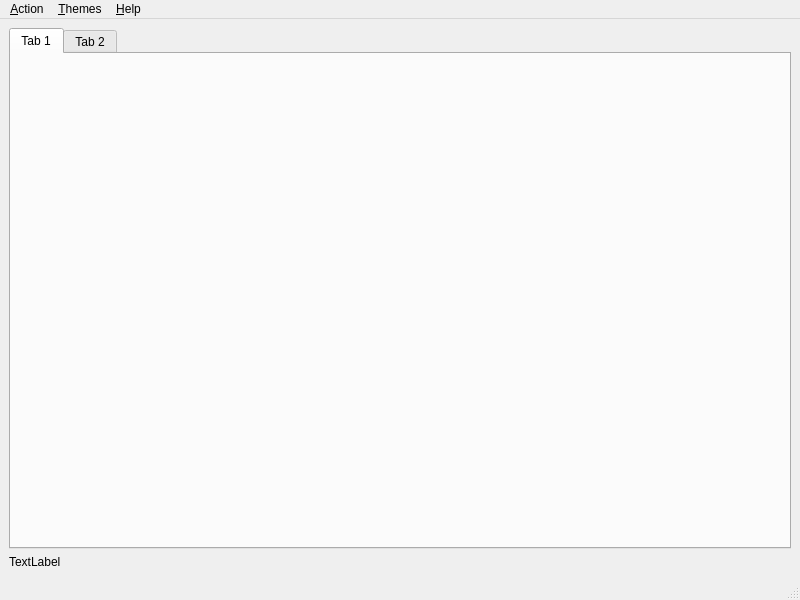
The window that LinStrip/mainwindow.ui (guttih/WinStrip) describes before a commit, drawn with Qt 5.
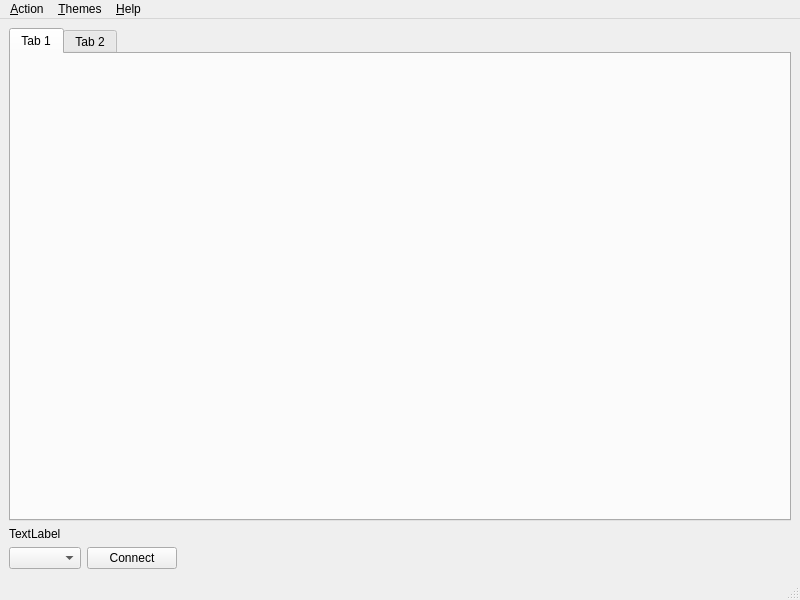
The same window after the commit. The open tabs and pages were chosen to show the change.

The edit to the form file:
```diff
--- a/LinStrip/mainwindow.ui
+++ b/LinStrip/mainwindow.ui
@@ -39,6 +39,39 @@
       </property>
      </widget>
     </item>
+    <item row="2" column="0">
+     <layout class="QHBoxLayout" name="horizontalLayout">
+      <item>
+       <widget class="QComboBox" name="comboDevices"/>
+      </item>
+      <item>
+       <widget class="QPushButton" name="btnConnect">
+        <property name="minimumSize">
+         <size>
+          <width>90</width>
+          <height>0</height>
+         </size>
+        </property>
+        <property name="text">
+         <string>Connect</string>
+        </property>
+       </widget>
+      </item>
+      <item>
+       <spacer name="horizontalSpacer">
+        <property name="orientation">
+         <enum>Qt::Horizontal</enum>
+        </property>
+        <property name="sizeHint" stdset="0">
+         <size>
+          <width>40</width>
+          <height>20</height>
+         </size>
+        </property>
+       </spacer>
+      </item>
+     </layout>
+    </item>
    </layout>
   </widget>
   <widget class="QMenuBar" name="menubar">
```
Left out of the diff: 2 changed lines with no effect on the pictures.
